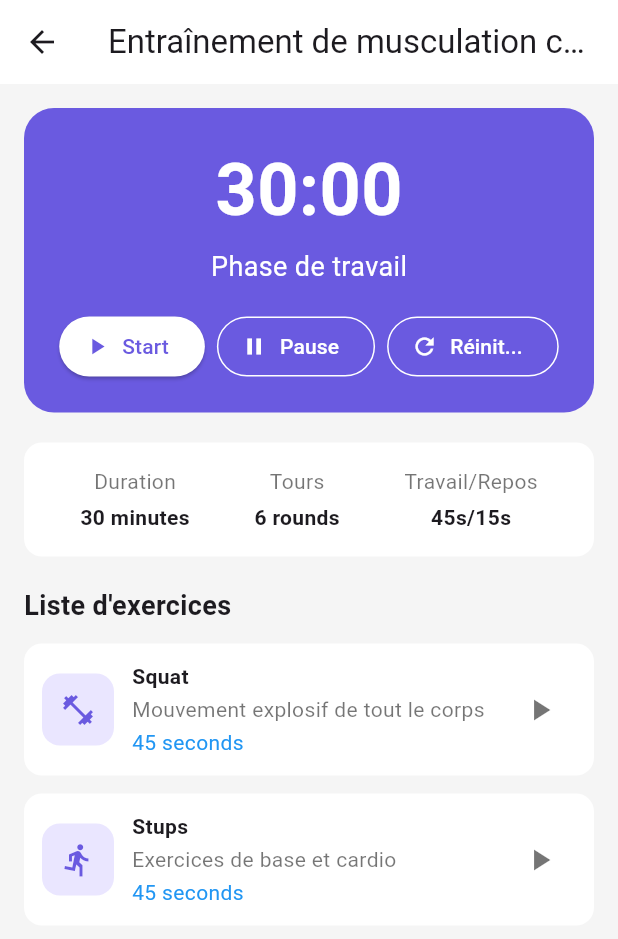
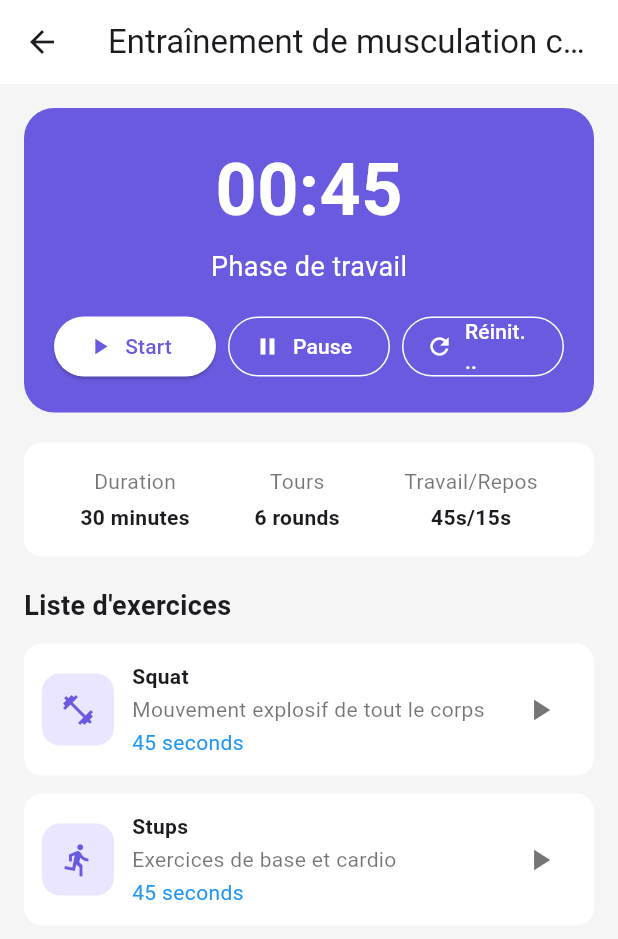
Before and after one commit to mandreshope/fitness-coach, a Flutter app: the screen it shows after launch, after a tap on "Entraînement de musculation complet", on a phone screen of 412 x 824 dp. Shown: the top 939 px of the screen. Run offline on Flutter 3.47's test engine with Material 3 defaults, Android fonts, the phone set to English and light mode, and no system bars; our stand-ins replace flutter_riverpod; missing offline and left inert: flutter_3d_controller, model_viewer_plus.

Commit message:
refactor: Refactors and reuses timer UI component
Extracts the timer display and control elements into a dedicated `TimerComponent`.
This component is now used in both the Session and Exercise details pages, reducing code duplication and improving modularity.
In the Exercise details page, the timer is positioned as an overlay on the 3D model viewer.

```diff
--- a/lib/pages/session/session_details_page.dart
+++ b/lib/pages/session/session_details_page.dart
@@ -19,76 +19,7 @@ class SessionDetailsPage extends StatelessWidget {
         padding: const EdgeInsets.all(16),
         children: [
           // TIMER BOX
-          Container(
-            padding: const EdgeInsets.all(20),
-            decoration: BoxDecoration(
-              gradient: const LinearGradient(
-                colors: [Color(0xFF6A5AE0), Color(0xFF6A5AE0)], // violet
-              ),
-              borderRadius: BorderRadius.circular(20),
-            ),
-            child: Column(
-              children: [
-                const Text(
-                  "30:00",
-                  style: TextStyle(
-                    fontSize: 48,
-                    fontWeight: FontWeight.bold,
-                    color: Colors.white,
-                  ),
-                ),
-                const SizedBox(height: 4),
-                const Text(
-                  "Phase de travail",
-                  style: TextStyle(color: Colors.white, fontSize: 18),
-                ),
-                const SizedBox(height: 16),
-                Row(
-                  mainAxisAlignment: MainAxisAlignment.center,
-                  children: [
-                    ElevatedButton.icon(
-                      icon: const Icon(Icons.play_arrow),
-                      label: const Text("Start"),
-                      style: ElevatedButton.styleFrom(
-                        backgroundColor: Colors.white,
-                        foregroundColor: const Color(0xFF6A5AE0),
-                        shape: RoundedRectangleBorder(
-                          borderRadius: BorderRadius.circular(30),
-                        ),
-                      ),
-                      onPressed: () {},
-                    ),
-                    const SizedBox(width: 8),
-                    OutlinedButton.icon(
-                      icon: const Icon(Icons.pause),
-                      label: const Text("Pause"),
-                      style: OutlinedButton.styleFrom(
-                        foregroundColor: Colors.white,
-                        side: const BorderSide(color: Colors.white),
-                        shape: RoundedRectangleBorder(
-                          borderRadius: BorderRadius.circular(30),
-                        ),
-                      ),
-                      onPressed: () {},
-                    ),
-                    const SizedBox(width: 8),
-                    OutlinedButton.icon(
-                      icon: const Icon(Icons.refresh),
-                      label: const Text("Réinit..."),
-                      style: OutlinedButton.styleFrom(
-                        foregroundColor: Colors.white,
-                        side: const BorderSide(color: Colors.white),
-                        shape: RoundedRectangleBorder(
-                          borderRadius: BorderRadius.circular(30),
-                        ),
-                      ),
-                      onPressed: () {},
-                    ),
-                  ],
-                ),
-              ],
-            ),
-          ),
+          TimerComponent(time: "00:45"),
 
           const SizedBox(height: 20),
 
@@ -129,6 +60,91 @@ class SessionDetailsPage extends StatelessWidget {
             subtitle: "Exercices de base et cardio",
             duration: "45 seconds",
             path: 'assets/models/stups_blender.glb',
+          ),
+        ],
+      ),
+    );
+  }
+}
+
+class TimerComponent extends StatelessWidget {
+  const TimerComponent({super.key, required this.time});
+  final String time;
+
+  @override
+  Widget build(BuildContext context) {
+    return Container(
+      padding: const EdgeInsets.all(20),
+      decoration: BoxDecoration(
+        gradient: const LinearGradient(
+          colors: [Color(0xFF6A5AE0), Color(0xFF6A5AE0)], // violet
+        ),
+        borderRadius: BorderRadius.circular(20),
+      ),
+      child: Column(
+        children: [
+          Text(
+            time,
+            style: TextStyle(
+              fontSize: 48,
+              fontWeight: FontWeight.bold,
+              color: Colors.white,
+            ),
+          ),
+          const SizedBox(height: 4),
+          const Text(
+            "Phase de travail",
+            style: TextStyle(color: Colors.white, fontSize: 18),
+          ),
+          const SizedBox(height: 16),
+          Row(
+            mainAxisAlignment: MainAxisAlignment.center,
+            children: [
+              Expanded(
+                child: ElevatedButton.icon(
+                  icon: const Icon(Icons.play_arrow),
+                  label: const Text("Start"),
+                  style: ElevatedButton.styleFrom(
+                    backgroundColor: Colors.white,
+                    foregroundColor: const Color(0xFF6A5AE0),
+                    shape: RoundedRectangleBorder(
+                      borderRadius: BorderRadius.circular(30),
+                    ),
+                  ),
+                  onPressed: () {},
+                ),
+              ),
+              const SizedBox(width: 8),
+              Expanded(
+                child: OutlinedButton.icon(
+                  icon: const Icon(Icons.pause),
+                  label: const Text("Pause"),
+                  style: OutlinedButton.styleFrom(
+                    foregroundColor: Colors.white,
+                    side: const BorderSide(color: Colors.white),
+                    shape: RoundedRectangleBorder(
+                      borderRadius: BorderRadius.circular(30),
+                    ),
+                  ),
+                  onPressed: () {},
+                ),
+              ),
+              const SizedBox(width: 8),
+              Expanded(
+                child: OutlinedButton.icon(
+                  icon: const Icon(Icons.refresh),
+                  label: const Text("Réinit..."),
+                  style: OutlinedButton.styleFrom(
+                    foregroundColor: Colors.white,
+                    side: const BorderSide(color: Colors.white),
+                    shape: RoundedRectangleBorder(
+                      borderRadius: BorderRadius.circular(30),
+                    ),
+                  ),
+                  onPressed: () {},
+                ),
+              ),
+            ],
           ),
         ],
       ),
```
Also changed, not shown: lib/pages/exercise/exercise_details_page.dart (+78 -2 lines).
